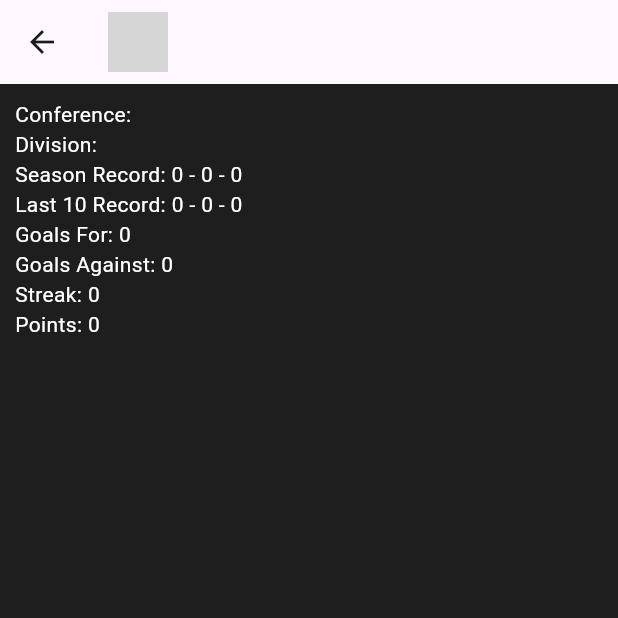
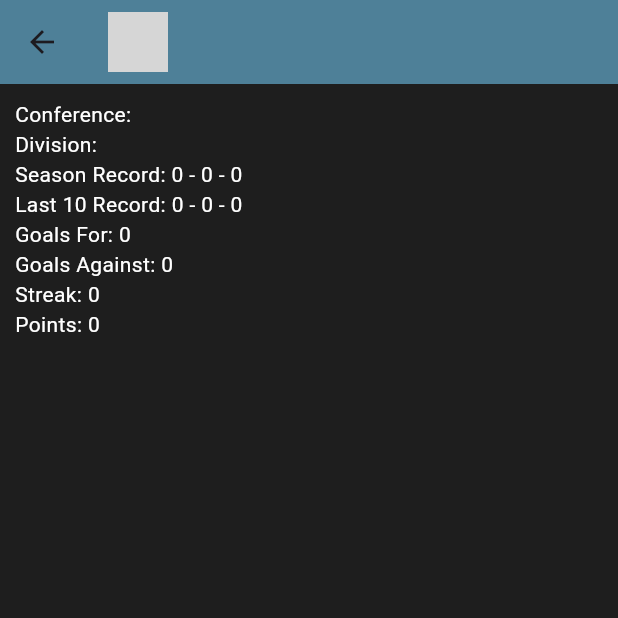
Before and after one commit to mardeyar/StatSense, a Flutter app: the TeamDetails screen opened directly with empty values, on a phone screen of 412 x 824 dp, the top half of it. Run offline on Flutter 3.47's test engine with Material 3 defaults, Android fonts, the phone set to English and light mode, and no system bars; network calls fail; statements that could not run were skipped; grey boxes are pictures that could not be loaded.

Commit message:
UI changes

```diff
--- a/lib/UI/teamdetails.dart
+++ b/lib/UI/teamdetails.dart
@@ -1,4 +1,5 @@
 import 'package:flutter/material.dart';
+import 'package:nhl/utils/styles.dart';
 import '../managers/function_manager.dart';
 import '../model/team.dart';
 
@@ -21,9 +22,13 @@ class TeamDetails extends StatelessWidget {
               width: 40,
             ),
             SizedBox(width: 8),
-            Text(team.teamName),
+            Text(
+              team.teamName,
+              style: AppBarStyle.appBarText,
+            ),
           ],
         ),
+        backgroundColor: AppBarStyle.appBarBackground,
       ),
       body: SingleChildScrollView(
         padding: EdgeInsets.all(10.0),
```
